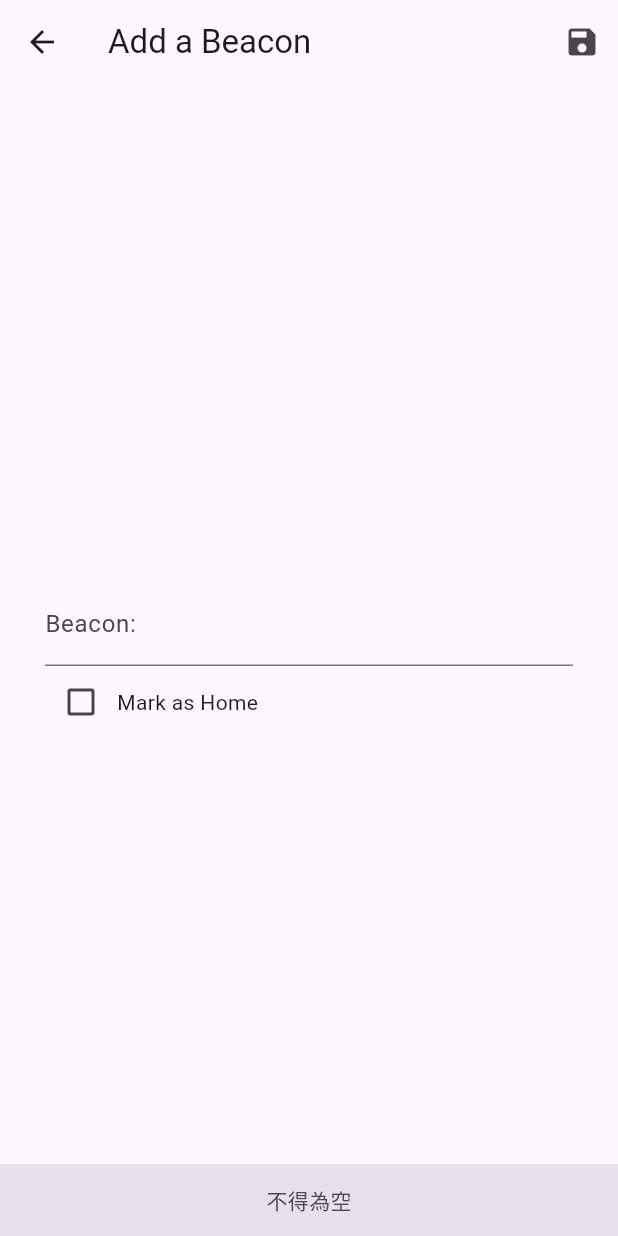
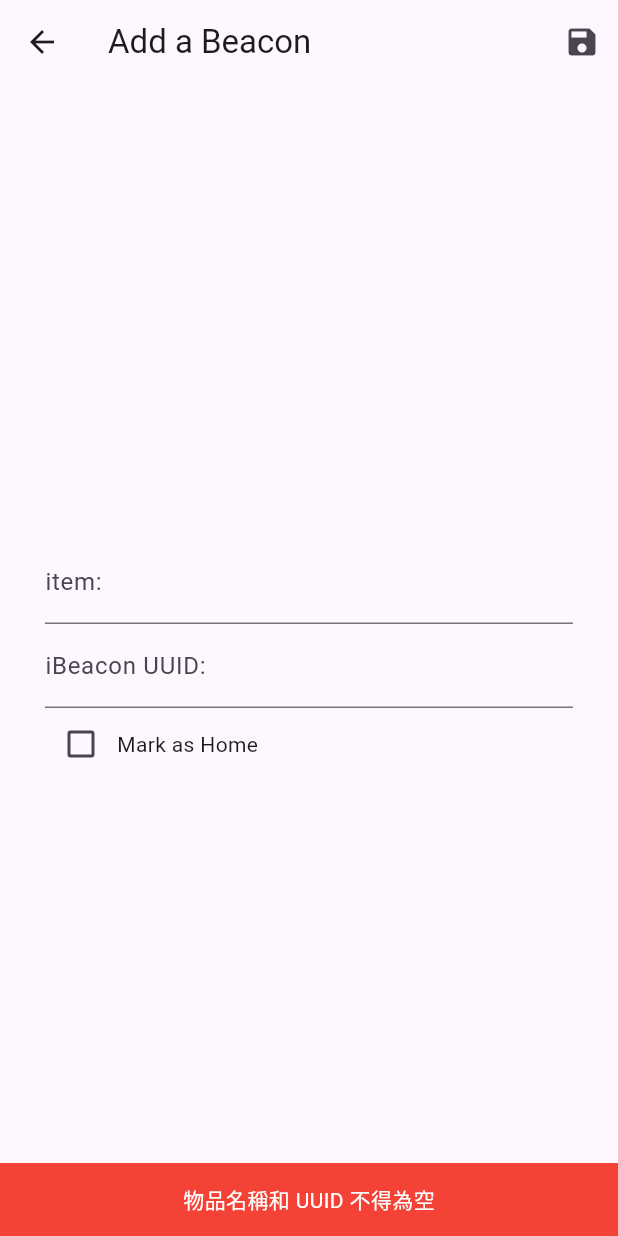
Before and after one commit to Pen9uin6/Ibeacon-flutter, a Flutter app: the EditPage screen opened directly with empty values, after a tap on the "save" icon, on a phone screen of 412 x 824 dp. Run offline on Flutter 3.47's test engine with Material 3 defaults, Android fonts, the phone set to English and light mode, and no system bars; our stand-ins replace sqflite, sqflite_common_ffi; missing offline and left inert: flutter_beacon; accounts and stored records are empty.

Commit message:
還沒好
調整資料庫參數 目前可以存(大概
嘗試寫scan 但home沒辦法更新所以把home打掉重寫

```diff
--- a/lib/DB.dart
+++ b/lib/database.dart
@@ -3,16 +3,18 @@ import 'package:path/path.dart';
 import 'package:sqflite/sqflite.dart';
 
 class Beacon {
-  final String? id;
-  final String name;
-  final int? home;
+  final String? id; // 此存取id
+  final String? uuid; // iBeacon UUID
+  final String item; // 與此UUID綁定的物品名稱
+  final int? home; // 是否是門口那顆
 
-  Beacon({this.id, this.name = '', this.home});
+  Beacon({this.id, this.uuid, this.item = '', this.home});
 
   Map<String, dynamic> toMap() {
     return {
       'id': id,
-      'name': name,
+      'uuid': uuid,
+      'item': item,
       'home': home,
     };
   }
@@ -27,7 +29,7 @@ class BeaconDB {
       join(await getDatabasesPath(), 'Beacons.db'),
       onCreate: (db, version) {
         return db.execute(
-            'CREATE TABLE Beacons(id TEXT PRIMARY KEY, name TEXT, home INTEGER)');
+            'CREATE TABLE Beacons(id TEXT PRIMARY KEY, uuid TEXT, item TEXT, home INTEGER)');
       },
       version: 1,
     );
@@ -53,14 +55,15 @@ class BeaconDB {
     );
   }
 
-  // Read
+  // Read all
   static Future<List<Beacon>> getBeacons() async {
     final Database db = await getDBConnect();
     final List<Map<String, dynamic>> maps = await db.query('Beacons');
     return List.generate(maps.length, (i) {
       return Beacon(
         id: maps[i]['id'],
-        name: maps[i]['name'],
+        uuid: maps[i]['uuid'],
+        item: maps[i]['item'],
         home: maps[i]['home'],
       );
     });
--- a/lib/pages/edit_beacon.dart
+++ b/lib/pages/edit_beacon.dart
@@ -1,5 +1,5 @@
 import 'package:flutter/material.dart';
-import 'package:test/db.dart';
+import 'package:test/database.dart';
 
 class EditPage extends StatefulWidget {
   const EditPage({super.key, required this.beacon, required this.onSave});
@@ -13,36 +13,64 @@ class EditPage extends StatefulWidget {
 
 class _EditPageState extends State<EditPage> {
   final itemController = TextEditingController();
+  final uuidController = TextEditingController();
   bool home = false;
 
   void onSaveButtonPressed() {
-    if (itemController.text == '') {
+    if (itemController.text == '' || uuidController.text == '') {
       ScaffoldMessenger.of(context).showSnackBar(SnackBar(
-        backgroundColor: Theme.of(context).colorScheme.surfaceVariant,
+        backgroundColor: Colors.red,
         content: Center(
           child: Text(
-            '不得為空',
-            style: TextStyle(
-                color: Theme.of(context).colorScheme.onSurfaceVariant),
+            '物品名稱和 UUID 不得為空',
+            style: TextStyle(color: Colors.white),
           ),
         ),
       ));
     } else {
-      widget.onSave(home ? 1 : 0, itemController.text, widget.beacon);
-      Navigator.pop(context);
+      // 建立 Beacon 物件並存入資料庫
+      final newBeacon = Beacon(
+        id: DateTime.now().millisecondsSinceEpoch.toString(),
+        uuid: uuidController.text,
+        item: itemController.text,
+        home: home ? 1 : 0,
+      );
+
+      widget.onSave(newBeacon);  // 傳入 Beacon 物件
+      showDialog(
+        context: context,
+        builder: (BuildContext context) {
+          return AlertDialog(
+            title: const Text('儲存成功'),
+            content: const Text('物品名稱和 UUID 已成功儲存。'),
+            actions: [
+              TextButton(
+                onPressed: () {
+                  Navigator.of(context).pop(); // 關閉對話框
+                  Navigator.of(context).pop(); // 返回主畫面
+                },
+                child: const Text('確認'),
+              ),
+            ],
+          );
+        },
+      );
     }
   }
+
 
   @override
   void initState() {
     super.initState();
-    itemController.text = widget.beacon.name;
+    itemController.text = widget.beacon.item;
+    uuidController.text = widget.beacon.uuid ?? '';
     home = widget.beacon.home == 1;
   }
 
   @override
   void dispose() {
     itemController.dispose();
+    uuidController.dispose();
     super.dispose();
   }
 
@@ -67,8 +95,17 @@ class _EditPageState extends State<EditPage> {
               TextFormField(
                 controller: itemController,
                 decoration: const InputDecoration(
-                  labelText: 'Beacon:',
-                  hintText: 'Enter a beacon name',
+                  labelText: 'item:',
+                  hintText: 'Enter the name of item',
+                  hintStyle: TextStyle(color: Colors.grey),
+                ),
+              ),
+              TextFormField(
+                controller: uuidController,
+                decoration: const InputDecoration(
+                  labelText: 'iBeacon UUID:',
+                  hintText: 'Enter the UUID of iBeacon',
+                  hintStyle: TextStyle(color: Colors.grey),
                 ),
               ),
               Row(
--- a/lib/pages/home.dart
+++ b/lib/pages/home.dart
@@ -1,6 +1,6 @@
 import 'package:flutter/material.dart';
 import "edit_beacon.dart";
-import 'package:test/db.dart';
+import 'package:test/database.dart';
 
 // 主頁面
 class MainPage extends StatelessWidget {
@@ -79,11 +79,12 @@ class _BeaconListState extends State<BeaconList> {
   }
 
   // Add Beacon to DB
-  void onAddBeacon(int home, String name, Beacon beacon) async {
+  void onAddBeacon(Beacon beacon) async {
     final newBeacon = Beacon(
         id: DateTime.now().millisecondsSinceEpoch.toString(),
-        name: name,
-        home: home);
+        uuid: beacon.uuid,
+        item: beacon.item,
+        home: beacon.home);
     await BeaconDB.addBeacon(newBeacon);
     getList();
   }
@@ -93,23 +94,27 @@ class _BeaconListState extends State<BeaconList> {
     Navigator.push<void>(
         context,
         MaterialPageRoute(
-            builder: (context) =>
-                EditPage(beacon: Beacon(), onSave: onAddBeacon)));
+            builder: (context) =>EditPage(
+                beacon: Beacon(id: '', uuid: '', item: '', home: 0),
+                onSave: onAddBeacon
+            )
+        )
+    );
   }
 
   // Update Checkbox val of Beacon
   void onChangeCheckbox(val, beacon) async {
     final updateBeacon =
-        Beacon(id: beacon.id, name: beacon.name, home: val ? 1 : 0);
+    Beacon(id: beacon.id, item: beacon.name, home: val ? 1 : 0);
     await BeaconDB.updateBeacon(updateBeacon);
     getList();
   }
 
   // Update Beacon
-  void onEditBeacon(name, beacon) async {
+  void onEditBeacon(item, beacon) async {
     final updateBeacon = Beacon(
       id: beacon.id,
-      name: name,
+      item: item,
       home: beacon.home,
     );
     await BeaconDB.updateBeacon(updateBeacon);
@@ -172,7 +177,7 @@ class _BeaconListState extends State<BeaconList> {
                     onChanged: (value) => onChangeCheckbox(value, beacon),
                   ),
                   title: Text(
-                    beacon.name,
+                    beacon.item,
                     style: TextStyle(
                         color: Theme.of(context).colorScheme.primaryContainer,
                         decoration: TextDecoration.lineThrough),
@@ -202,7 +207,7 @@ class _BeaconListState extends State<BeaconList> {
                     onChanged: (value) => onChangeCheckbox(value, beacon),
                   ),
                   title: Text(
-                    beacon.name,
+                    beacon.item,
                     style:
                         TextStyle(color: Theme.of(context).colorScheme.primary),
                   ),
```
Also changed, not shown: lib/scan.dart (added, +71 -0 lines).
